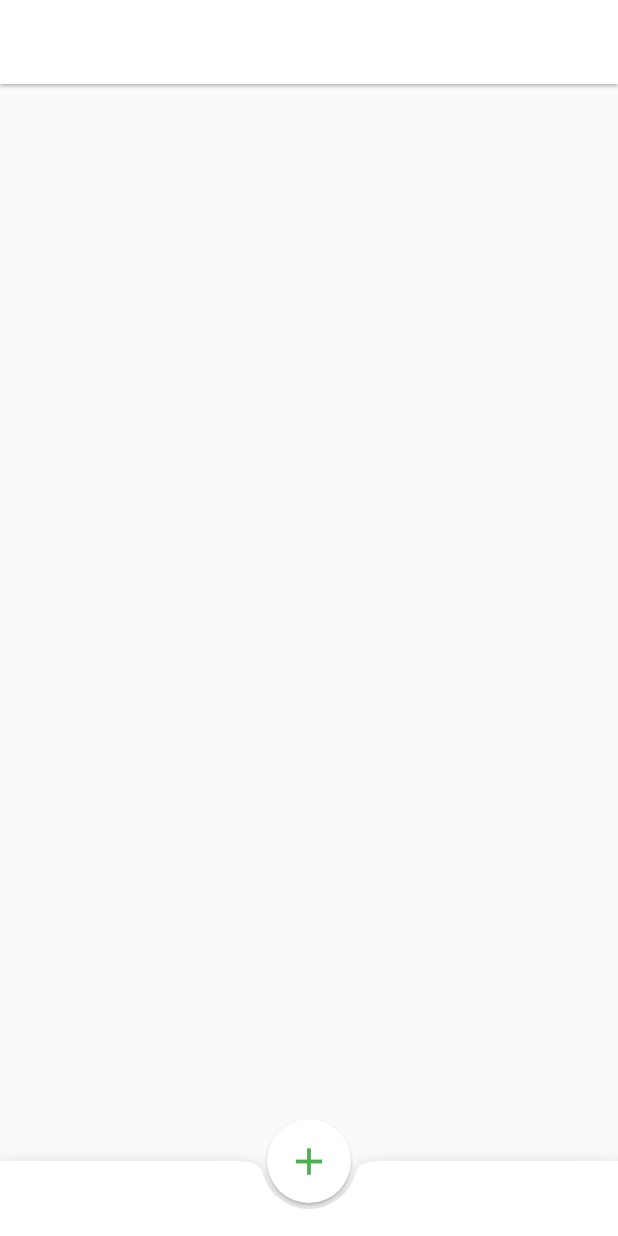
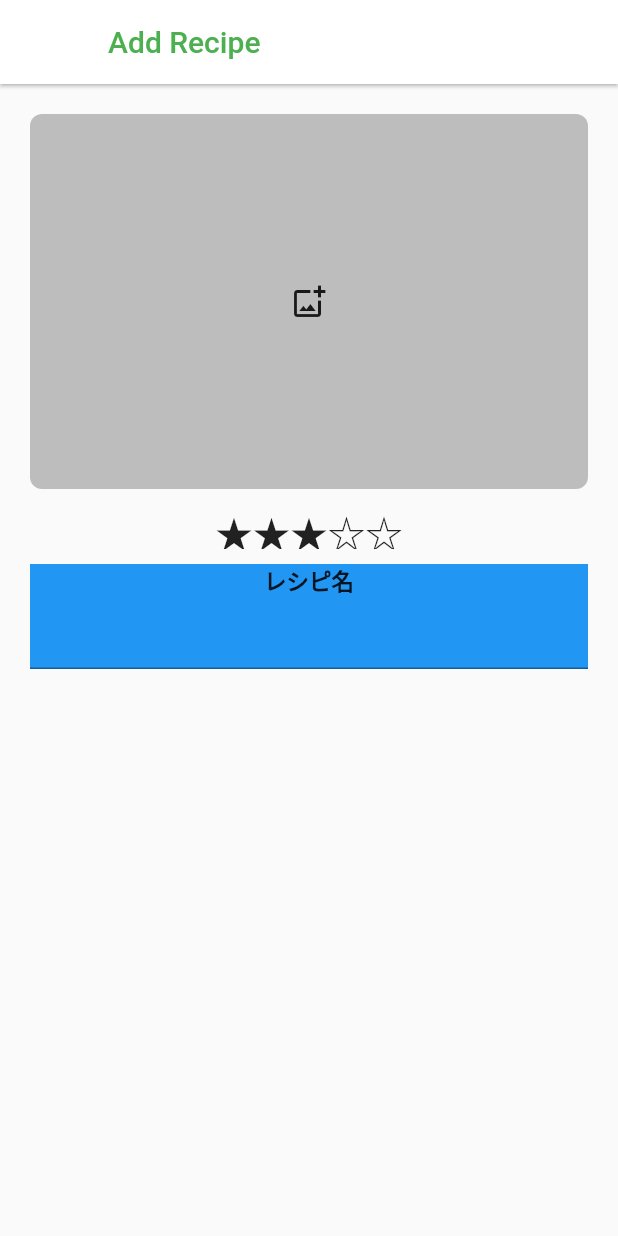
Before and after one commit to salan70/recipe, a Flutter app: the RecipeListPage screen opened directly, after a tap on the "add" icon, on a phone screen of 412 x 824 dp. Run offline on Flutter 3.47's test engine with Material 2 defaults, Android fonts, the phone set to English and light mode, and no system bars; our stand-ins replace cloud_firestore, file_picker, firebase_auth, firebase_core, firebase_storage, flutter_hooks and 2 more; accounts and stored records are empty; network calls fail.

```diff
--- a/lib/add_recipe/add_recipe_screen.dart
+++ b/lib/add_recipe/add_recipe_screen.dart
@@ -0,0 +1,66 @@
+import 'package:flutter/material.dart';
+
+class AddRecipeScreen extends StatelessWidget {
+  @override
+  Widget build(BuildContext context) {
+    return Scaffold(
+      appBar: AppBar(
+        backgroundColor: Colors.white,
+        elevation: 1,
+        title: Text(
+          'Add Recipe',
+          style: TextStyle(color: Colors.green),
+        ),
+      ),
+      body: Container(
+        margin: EdgeInsets.only(left: 20.0, right: 20.0),
+        width: double.infinity,
+        child: Column(
+          children: [
+            // 画像
+            Container(
+              height: 250,
+              width: double.infinity,
+              margin: EdgeInsets.only(top: 20.0),
+              decoration: BoxDecoration(
+                borderRadius: BorderRadius.circular(8.0),
+                color: Colors.grey[400],
+              ),
+              child: Icon(Icons.add_photo_alternate_outlined),
+            ),
+            // 評価
+            Container(
+              height: 30,
+              width: double.infinity,
+              margin: EdgeInsets.only(top: 10),
+              decoration: BoxDecoration(
+                borderRadius: BorderRadius.circular(8.0),
+                // color: Colors.grey[400],
+              ),
+              child: Text(
+                '★★★☆☆',
+                style: TextStyle(fontSize: 25),
+                textAlign: TextAlign.center,
+              ),
+            ),
+            // レシピ名
+            Container(
+              color: Colors.blue,
+              margin: EdgeInsets.only(top: 10),
+              child: Column(
+                children: [
+                  Text(
+                    "レシピ名",
+                    style: TextStyle(fontSize: 15, fontWeight: FontWeight.bold),
+                    textAlign: TextAlign.left,
+                  ),
+                  TextField(),
+                ],
+              ),
+            )
+          ],
+        ),
+      ),
+    );
+  }
+}
--- a/lib/recipe_list/recipe_list_screen.dart
+++ b/lib/recipe_list/recipe_list_screen.dart
@@ -5,6 +5,7 @@ import 'package:file_picker/file_picker.dart';
 import 'package:firebase_auth/firebase_auth.dart';
 import 'package:firebase_storage/firebase_storage.dart';
 import 'package:cloud_firestore/cloud_firestore.dart';
+import 'package:recipe/add_recipe/add_recipe_screen.dart';
 
 // レシピ一覧画面
 class RecipeListPage extends StatelessWidget {
@@ -16,6 +17,12 @@ class RecipeListPage extends StatelessWidget {
       appBar: AppBar(
         backgroundColor: Colors.white,
         elevation: 1,
+        title: Text(
+          'レシピ一覧',
+          style: TextStyle(
+            color: Colors.green,
+          ),
+        ),
       ),
       body: Column(),
       floatingActionButton: FloatingActionButton(
@@ -26,7 +33,14 @@ class RecipeListPage extends StatelessWidget {
           size: 30.0,
         ),
         elevation: 1.0,
-        onPressed: () => _onAddRecipe,
+        onPressed: () {
+          Navigator.push(
+              context,
+              MaterialPageRoute(
+                builder: (context) => AddRecipeScreen(),
+                fullscreenDialog: true,
+              ));
+        },
       ),
       floatingActionButtonLocation: FloatingActionButtonLocation.centerDocked,
       bottomNavigationBar: BottomAppBar(
@@ -37,43 +51,29 @@ class RecipeListPage extends StatelessWidget {
     );
   }
 
-  Future<void> _onAddRecipe() async {
-    print('onPressed');
-    // 画像ファイルを選択
-    final FilePickerResult? result = await FilePicker.platform.pickFiles(
-      type: FileType.image,
-    );
-
-    // 画像ファイルが選択された場合
-    if (result != null) {
-      // ログイン中のユーザー情報を取得
-      final User user = FirebaseAuth.instance.currentUser!;
-
-      // フォルダとファイル名を指定し画像ファイルをアップロード
-      final int timestamp = DateTime.now().microsecondsSinceEpoch;
-      final File file = File(result.files.single.path!);
-      final String name = file.path.split('/').last;
-      final String path = '${timestamp}_$name';
-      final TaskSnapshot task = await FirebaseStorage.instance
-          .ref()
-          .child('users/${user.uid}/photos') // フォルダ名
-          .child(path) // ファイル名
-          .putFile(file); // 画像ファイル
-    }
-  }
+//   Future<void> _onAddRecipe() async {
+//     print('onPressed');
+//     // 画像ファイルを選択
+//     final FilePickerResult? result = await FilePicker.platform.pickFiles(
+//       type: FileType.image,
+//     );
+//
+//     // 画像ファイルが選択された場合
+//     if (result != null) {
+//       // ログイン中のユーザー情報を取得
+//       final User user = FirebaseAuth.instance.currentUser!;
+//
+//       // フォルダとファイル名を指定し画像ファイルをアップロード
+//       final int timestamp = DateTime.now().microsecondsSinceEpoch;
+//       final File file = File(result.files.single.path!);
+//       final String name = file.path.split('/').last;
+//       final String path = '${timestamp}_$name';
+//       final TaskSnapshot task = await FirebaseStorage.instance
+//           .ref()
+//           .child('users/${user.uid}/photos') // フォルダ名
+//           .child(path) // ファイル名
+//           .putFile(file); // 画像ファイル
+//     }
+//   }
+//
 }
-
-// レシピ一覧Widget
-class RecipeGridView extends StatelessWidget {
-  const RecipeGridView({Key? key}) : super(key: key);
-
-  @override
-  Widget build(BuildContext context) {
-    return GridView.count(
-      crossAxisCount: 2,
-      mainAxisSpacing: 16,
-      crossAxisSpacing: 16,
-      padding: const EdgeInsets.all(8),
-    );
-  }
-}
--- a/pubspec.yaml
+++ b/pubspec.yaml
@@ -13,6 +13,8 @@ dependencies:
     sdk: flutter
 
   flutter_riverpod: ^0.14.0+3
+  flutter_hooks: ^0.18.0
+  hooks_riverpod: ^0.14.0+5
 
   firebase_core: ^1.5.0
   cloud_firestore: ^2.5.0
```
Also changed, not shown: lib/auth/auth_controller.dart (added, +48 -0 lines), lib/auth/auth_repository.dart (added, +69 -0 lines), lib/auth/custom_exception.dart (added, +9 -0 lines), lib/main.dart (+76 -25 lines), lib/providers.dart (+19 -18 lines), lib/sign_in/sign_in_screen.dart (+59 -20 lines), pubspec.lock, 4 other files.
